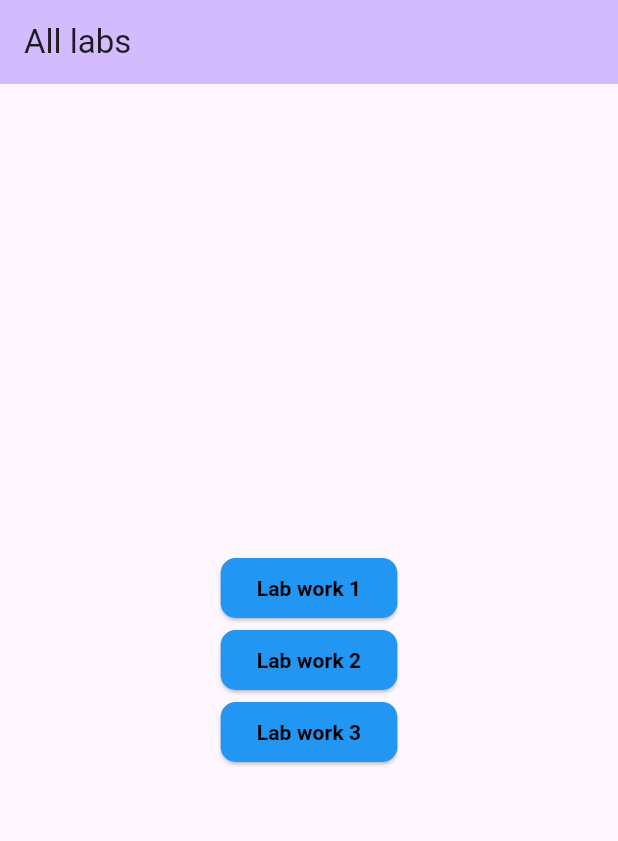
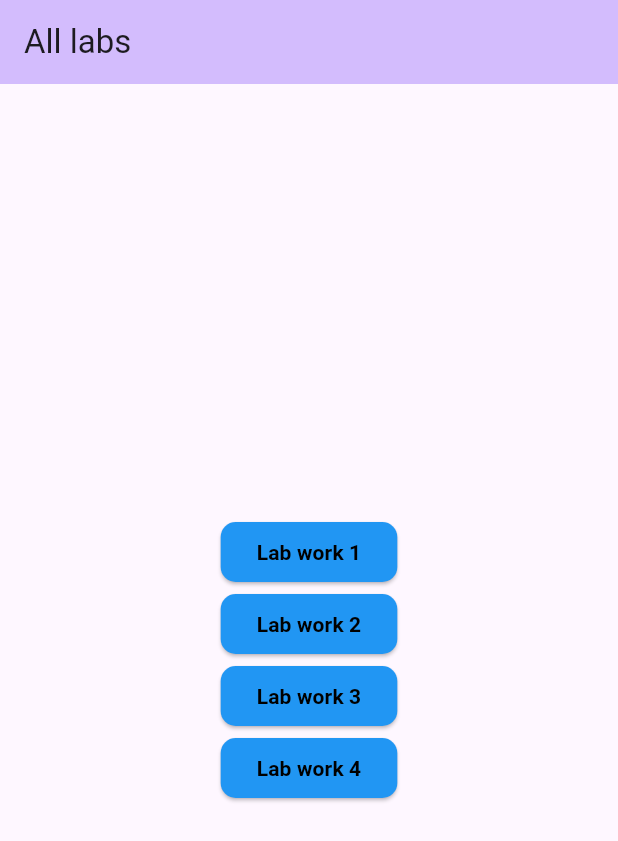
Before and after one commit to AndreyDubrivnyi/labs_mob_dubrivnyi, a Flutter app: the screen it shows after launch, on a phone screen of 412 x 824 dp. Shown: the top 841 px of the screen. Run offline on Flutter 3.47's test engine with Material 3 defaults, Android fonts, the phone set to English and light mode, and no system bars; our stand-ins replace fl_chart.

Commit message:
- lab work 5

```diff
--- a/lib/lab3.dart
+++ b/lib/lab3.dart
@@ -3,8 +3,6 @@ import 'dart:math';
 import 'package:labs_mob_dubrivnyi/provider/ResultModel.dart';
 import 'package:path_provider/path_provider.dart';
 import 'package:flutter/material.dart';
-import 'package:provider/provider.dart';
-import 'package:provider/provider.dart';
 import 'package:provider/provider.dart';
 
 
@@ -34,7 +32,6 @@ class MyLab3 extends StatefulWidget {
 }
 
 class _MyLab3PageState extends State<MyLab3> {
-  final TextEditingController _startController = TextEditingController();
   final TextEditingController _endController = TextEditingController();
   final TextEditingController _stepController = TextEditingController();
   String _fileContent = '';
@@ -56,7 +53,7 @@ class _MyLab3PageState extends State<MyLab3> {
     StringBuffer sb = StringBuffer();
     for (double x = start; x <= end; x += step) {
       double value = calculateFunction(x);
-      sb.writeln('x: $x, f(x): $value');
+      sb.writeln('$x, $value');
     }
     return file.writeAsString(sb.toString());
   }
--- a/lib/main.dart
+++ b/lib/main.dart
@@ -5,6 +5,7 @@ import 'package:labs_mob_dubrivnyi/provider/ResultModel.dart';
 import 'lab1.dart';
 import 'lab2.dart';
 import 'lab3.dart';
+import 'lab4.dart';
 
 
 void main() => runApp(
@@ -56,6 +57,12 @@ class _MyHomePageState extends State<MyHomePage> {
     Navigator.push(
       context,
       MaterialPageRoute(builder: (context) => Lab3()),
+    );
+  }
+  void openLab4(BuildContext context){
+    Navigator.push(
+      context,
+      MaterialPageRoute(builder: (context) => Lab4()),
     );
   }
 
@@ -137,6 +144,29 @@ class _MyHomePageState extends State<MyHomePage> {
                 ),
               ),
             ),
+            ElevatedButton(
+              onPressed: () {
+                openLab4(context);
+              },
+              style: ButtonStyle(
+                minimumSize: MaterialStateProperty.all(const Size(100, 40)),
+                backgroundColor: MaterialStateProperty.all(Colors.blue),
+                shape: MaterialStateProperty.all<RoundedRectangleBorder>(
+                  RoundedRectangleBorder(
+                    borderRadius: BorderRadius.circular(10.0),
+                  ),
+
+                ),
+              ),
+              child: const Text(
+                "Lab work 4",
+                textAlign: TextAlign.center,
+                style: TextStyle(
+                  color: Colors.black,
+                  fontWeight: FontWeight.bold,
+                ),
+              ),
+            ),
           ],
         ),
       ),
--- a/pubspec.yaml
+++ b/pubspec.yaml
@@ -38,6 +38,7 @@ dependencies:
   cupertino_icons: ^1.0.2
   path_provider: ^2.0.1
   provider: ^6.0.1
+  fl_chart: ^0.60.0
 
 
 dev_dependencies:
```
Also changed, not shown: lib/lab4.dart (added, +133 -0 lines), pubspec.lock, 1 other file.
